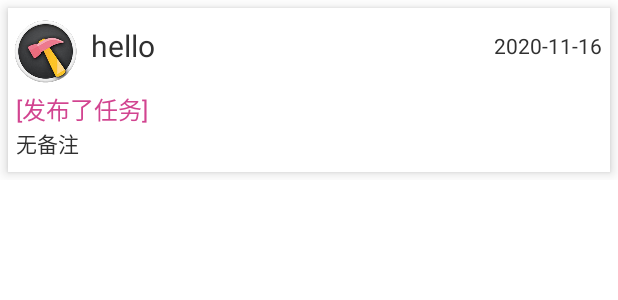
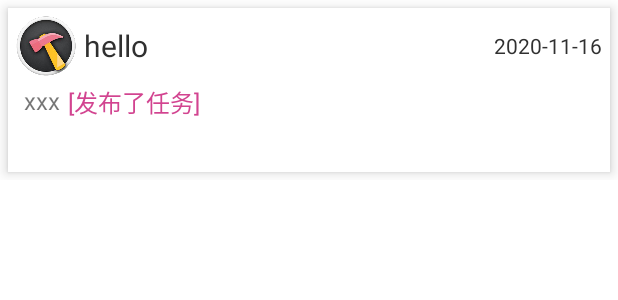
Before and after one commit to IrisTc/CCPM, an Android app: the layout news_item_layout.xml on its own in the app's theme, with its tools: preview values and no code run, on a phone screen of 412 x 824 dp. Shown: the top 300 px of the screen. Run offline under Robolectric (Android 15) with nearby library versions, the phone set to English and light mode, and no system bars.

Commit message:
优化动态样式

```diff
--- a/app/src/main/res/layout/news_item_layout.xml
+++ b/app/src/main/res/layout/news_item_layout.xml
@@ -10,19 +10,18 @@
         android:layout_height="match_parent"
         android:orientation="vertical"
         android:layout_margin="5dp"
+        android:padding="5dp"
         android:background="@color/white"
         android:elevation="5dp">
         <RelativeLayout
             android:layout_width="match_parent"
-            android:layout_height="50dp"
-            android:layout_marginRight="5dp"
+            android:layout_height="40dp"
             >
             <ImageView
                 android:id="@+id/imageView"
-                android:layout_width="50dp"
-                android:layout_height="50dp"
+                android:layout_width="40dp"
+                android:layout_height="40dp"
                 android:contentDescription="@string/nav_header_desc"
-                android:paddingTop="@dimen/nav_header_vertical_spacing"
                 app:srcCompat="@drawable/logoo" />
             <TextView
                 android:id="@+id/tv_projectName"
@@ -48,25 +47,29 @@
         <LinearLayout
             android:layout_width="match_parent"
             android:layout_height="wrap_content"
-            android:orientation="vertical"
             android:padding="5dp">
+            <TextView
+                android:id="@+id/tv_accountName"
+                android:layout_width="wrap_content"
+                android:layout_height="match_parent"
+                android:textSize="16dp"
+                android:text="xxx" />
             <TextView
                 android:id="@+id/tv_event"
                 android:layout_width="wrap_content"
                 android:layout_height="match_parent"
-                android:gravity="center_vertical"
+                android:paddingLeft="5dp"
                 android:textSize="16dp"
                 android:textColor="@color/pink"
                 android:text="[发布了任务]" />
-            <TextView
-                android:id="@+id/memo"
-                android:layout_width="wrap_content"
-                android:layout_height="match_parent"
-                android:gravity="center_vertical"
-                android:textSize="14dp"
-                android:textColor="@color/black"
-                android:text="无备注" />
         </LinearLayout>
+
+        <TextView
+            android:id="@+id/tv_taskName"
+            android:layout_width="wrap_content"
+            android:layout_height="wrap_content"
+            android:textSize="16dp"
+            android:layout_marginLeft="5dp"/>
 
     </LinearLayout>
 
```
Also changed, not shown: app/src/main/java/com/iris/ccpm/adapter/DynamicAdapter.java (+7 -0 lines), app/src/main/java/com/iris/ccpm/adapter/NotifyAdapter.java (+4 -4 lines), 47 other files.
